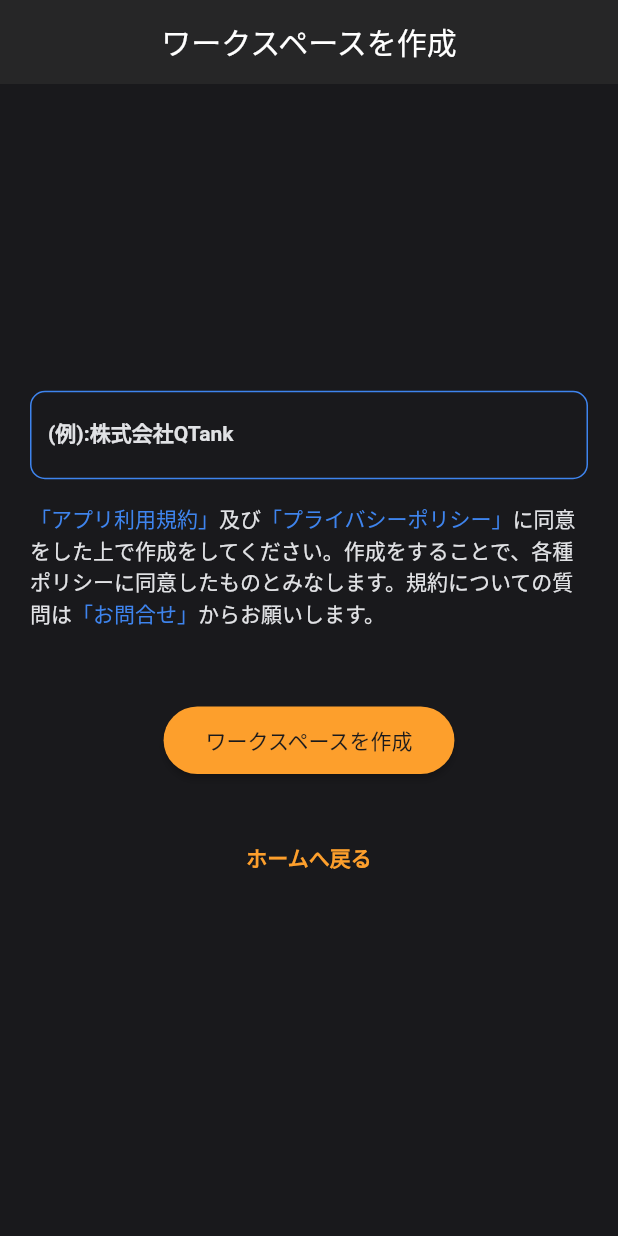
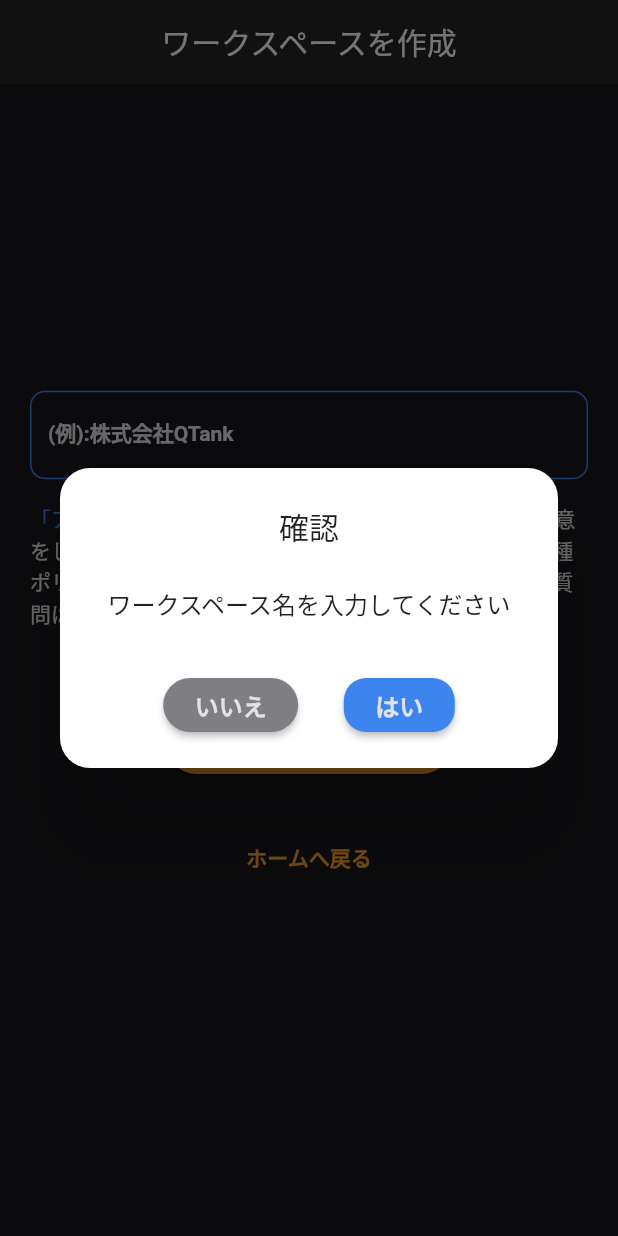
Before and after one commit to kurogoma-flutter/Qtank-mobile, a Flutter app: the CreateWorkSpacePage screen opened by its route, after a tap on "ワークスペースを作成", on a phone screen of 412 x 824 dp. Run offline on Flutter 3.47's test engine with Material 2 defaults, Android fonts, the phone set to English and light mode, and no system bars; our stand-ins replace cloud_firestore, firebase_core, flutter_riverpod, go_router, logger; accounts and stored records are empty; generated files the repository leaves out were written again.

Commit message:
動作確認用にロジック修正

```diff
--- a/lib/presentation/pages/workspace/create_workspace_page.dart
+++ b/lib/presentation/pages/workspace/create_workspace_page.dart
@@ -1,15 +1,19 @@
 import 'package:flutter/gestures.dart';
 import 'package:flutter/material.dart';
+import 'package:flutter_riverpod/flutter_riverpod.dart';
 import 'package:go_router/go_router.dart';
+import 'package:qtank_mobile/data/view_model/workspace_page_view_model.dart';
 import 'package:qtank_mobile/presentation/style/style.dart';
 
 import '../../style/color.dart';
+import '../common_components/dialog.dart';
 
-class CreateWorkSpacePage extends StatelessWidget {
+class CreateWorkSpacePage extends ConsumerWidget {
   const CreateWorkSpacePage({Key? key}) : super(key: key);
 
   @override
-  Widget build(BuildContext context) {
+  Widget build(BuildContext context, WidgetRef ref) {
+    final viewModel = ref.watch(workspacePageViewModelProvider);
     return Scaffold(
       backgroundColor: QTankColor.black,
       appBar: AppBar(
@@ -52,6 +56,9 @@ class CreateWorkSpacePage extends StatelessWidget {
                     maxLines: 1,
                     maxLength: 50,
                     style: QTankTextStyle.miniTitle,
+                    onChanged: (value) {
+                      viewModel.updateWorkspaceName(value);
+                    },
                   ),
                   const SizedBox(height: 16),
                   RichText(
@@ -86,7 +93,6 @@ class CreateWorkSpacePage extends StatelessWidget {
                   ),
                   const SizedBox(height: 50),
                   ElevatedButton(
-                    onPressed: () {},
                     style: ElevatedButton.styleFrom(
                       primary: QTankColor.orange,
                       onPrimary: QTankColor.black,
@@ -101,6 +107,35 @@ class CreateWorkSpacePage extends StatelessWidget {
                         style: QTankTextStyle.subtitleBlack,
                       ),
                     ),
+                    onPressed: () async {
+                      // 空白の場合はエラーを表示する
+                      if (viewModel.newWorkspaceName.isEmpty) {
+                        showDialog(
+                          context: context,
+                          builder: (context) => const ConfirmationDialog(
+                            dialogMessage: 'ワークスペース名を入力してください',
+                          ),
+                        );
+                        return;
+                      }
+
+                      // 確認 => 登録
+                      var dialogResult = await showDialog<bool>(
+                        context: context,
+                        builder: (_) {
+                          return ConfirmationDialog(
+                            dialogMessage:
+                                'ワークスペース「${viewModel.newWorkspaceName}」を作成しますか？',
+                          );
+                        },
+                      );
+                      if (dialogResult == true) {
+                        await viewModel.createNewWorkSpace();
+                        // 作成完了後、ワークスペースのページに遷移
+                        // ignore: use_build_context_synchronously
+                        context.go('/workspace/XXXXXXXXXX');
+                      }
+                    },
                   ),
                   const SizedBox(height: 30),
                   TextButton(
```
Also changed, not shown: lib/data/view_model/workspace_page_view_model.dart (+12 -12 lines).
